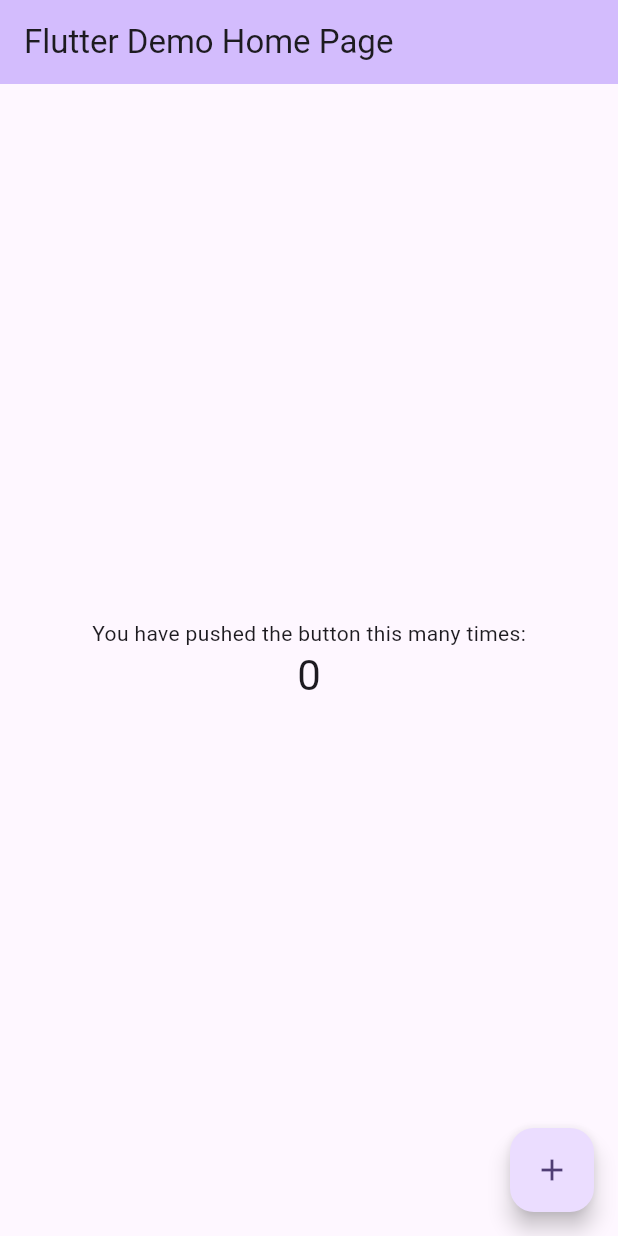
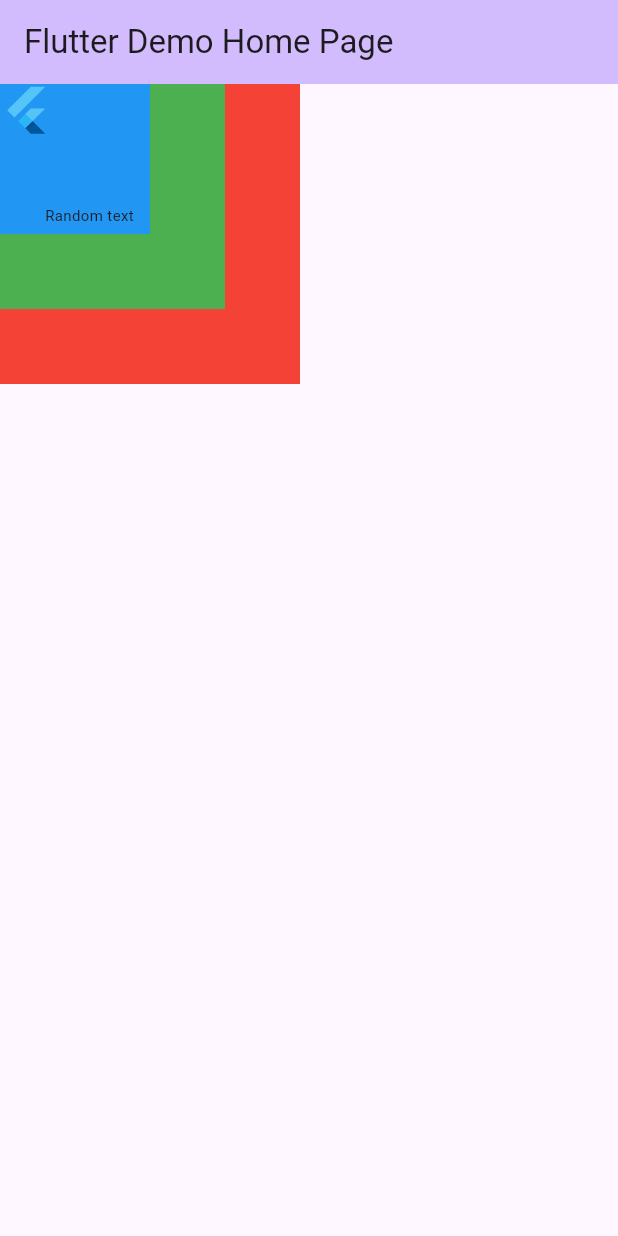
Before and after one commit to manelk/flutter_widgets, a Flutter app: the screen it shows after launch, on a phone screen of 412 x 824 dp. Run offline on Flutter 3.47's test engine with Material 2 defaults, Android fonts, the phone set to English and light mode, and no system bars.

Commit message:
positioned widget

```diff
--- a/lib/main.dart
+++ b/lib/main.dart
@@ -32,43 +32,50 @@ class MyHomePage extends StatefulWidget {
 }
 
 class _MyHomePageState extends State<MyHomePage> {
-  int _counter = 0;
-
-  void _incrementCounter() {
-    setState(() {
-      _counter++;
-    });
-  }
-
   @override
   Widget build(BuildContext context) {
     /// Scaffold; high-level structure for a screen
     /// Provides AppBar and body property as used in this code
     return Scaffold(
-      appBar: AppBar(
-        backgroundColor: Theme.of(context).colorScheme.inversePrimary,
-        title: Text(widget.title),
-      ),
-      /// body: the primary content of the scaffold, here we used a container widget
-      body: Center(
-        child: Column(
-          mainAxisAlignment: MainAxisAlignment.center,
+        appBar: AppBar(
+          backgroundColor: Theme.of(context).colorScheme.inversePrimary,
+          title: Text(widget.title),
+        ),
+
+        /// body: the primary content of the scaffold, here we used a container widget
+        body: Stack(
           children: <Widget>[
-            const Text(
-              'You have pushed the button this many times:',
+            Container(
+              width: 200,
+              height: 200,
+              color: Colors.red,
             ),
-            Text(
-              '$_counter',
-              style: Theme.of(context).textTheme.headlineMedium,
+            Container(
+              width: 150,
+              height: 150,
+              color: Colors.green,
+            ),
+            Container(
+              width: 100,
+              height: 100,
+              color: Colors.blue,
+            ),
+            const Positioned(
+              top: 80,
+              left: 30,
+              child: Text(
+                "Random text",
+                style: TextStyle(fontSize: 10),
+              ),
+            ),
+            const Positioned(
+              top: 0,
+              left: 0,
+              height: 35,
+              width: 35,
+              child: FlutterLogo(),
             ),
           ],
-        ),
-      ),
-      floatingActionButton: FloatingActionButton(
-        onPressed: _incrementCounter,
-        tooltip: 'Increment',
-        child: const Icon(Icons.add),
-      ), // This trailing comma makes auto-formatting nicer for build methods.
-    );
+        ));
   }
 }
```
